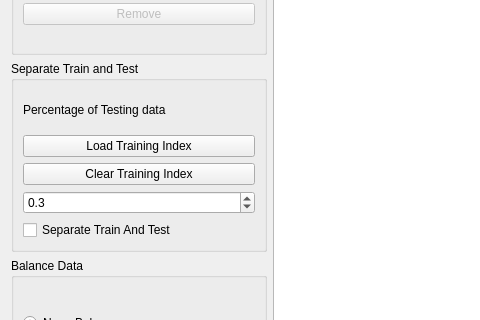
The window that GUI/Prepare.ui (salan668/FAE) describes before a commit, drawn with Qt 5; both pictures show x 0 to 480 and y 332 to 652 of the 1025 by 820 pixel window.
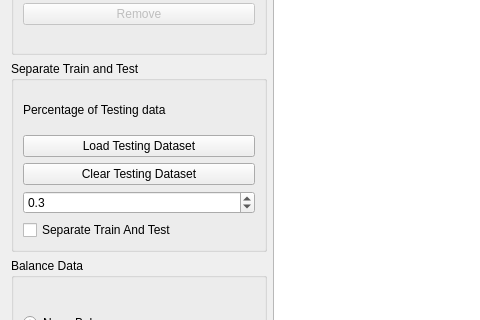
The same window after the commit.

Commit message: Fix the bug of the Separation when using testing data contaienr.

The edit to the form file:
```diff
--- a/GUI/Prepare.ui
+++ b/GUI/Prepare.ui
@@ -129,14 +129,14 @@
             <item>
              <widget class="QPushButton" name="load_training_index">
               <property name="text">
-               <string>Load Training Index</string>
+               <string>Load Testing Dataset</string>
               </property>
              </widget>
             </item>
             <item>
              <widget class="QPushButton" name="clear_training_index">
               <property name="text">
-               <string>Clear Training Index</string>
+               <string>Clear Testing Dataset</string>
               </property>
              </widget>
             </item>
```
Left out of the diff: 4 changed lines with no effect on the pictures. The commit also changes 5 other files.
